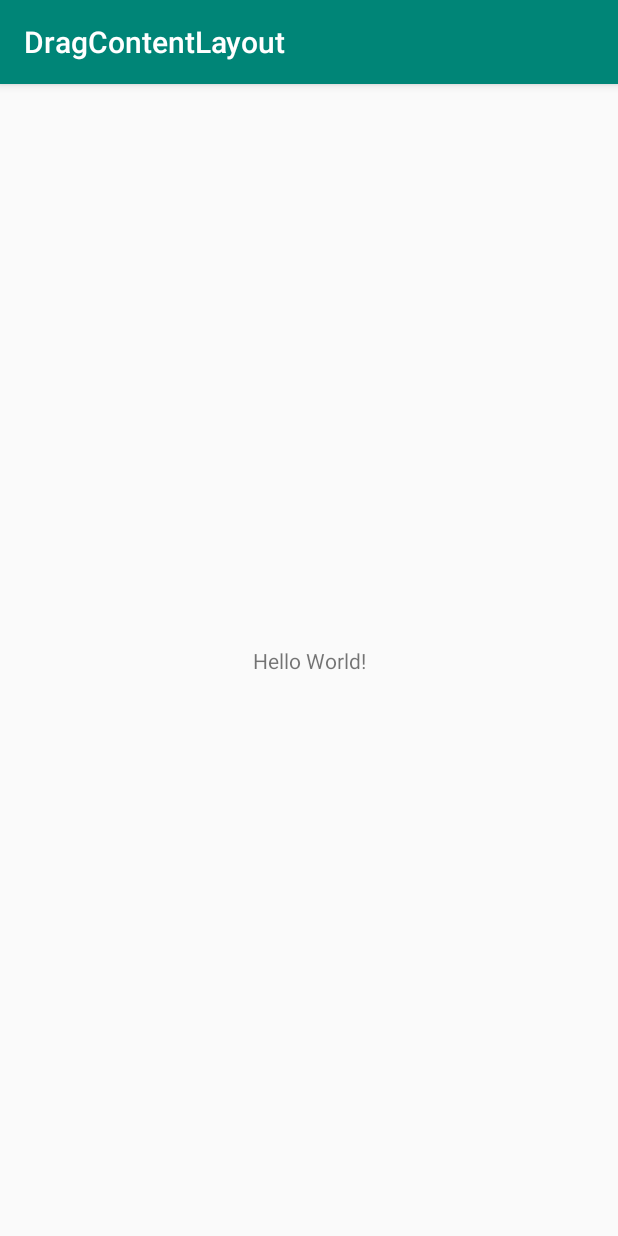
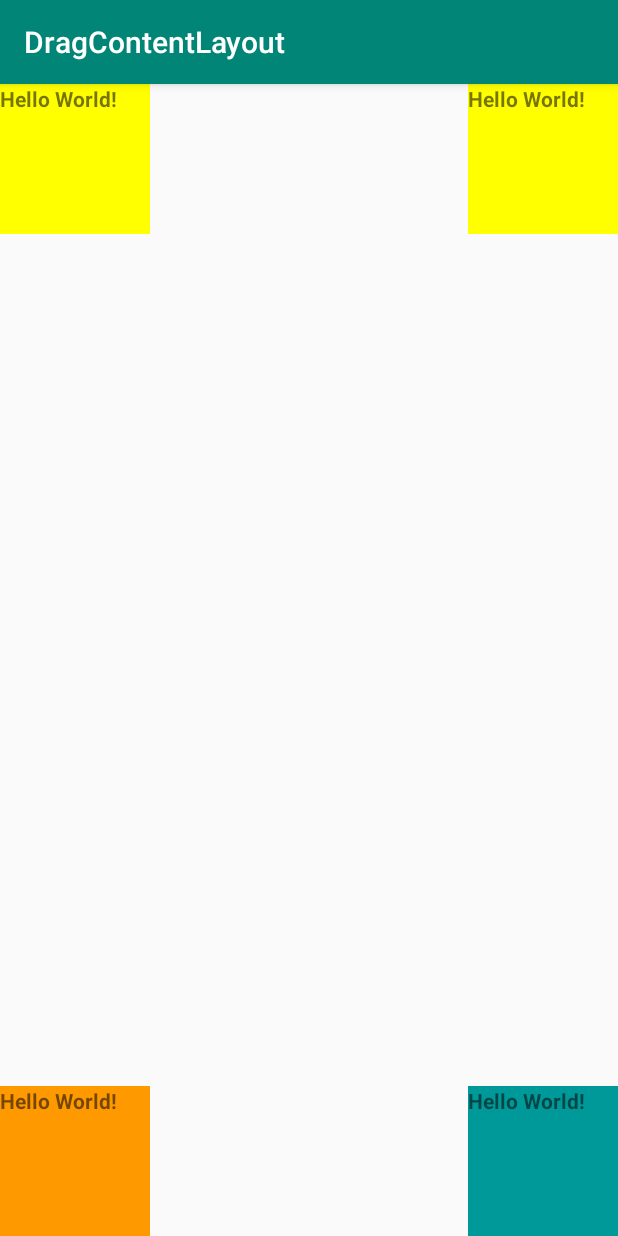
Before and after one commit to zhao2017/DragContentLayout, an Android app: the screen it shows after launch (MainActivity), on a phone screen of 412 x 824 dp. Run offline under Robolectric (Android 15) with nearby library versions, the phone set to English and light mode, and no system bars.

Commit message:
https://github.com/zhao2017/DragContentLayout.git

```diff
--- a/app/src/main/java/test/com/zh/dragcontentlayout/widget/MyViewGroup.java
+++ b/app/src/main/java/test/com/zh/dragcontentlayout/widget/MyViewGroup.java
@@ -27,9 +27,47 @@ public class MyViewGroup extends ViewGroup {
 
     @Override
     protected void onLayout(boolean changed, int l, int t, int r, int b) {
+        int cCount = getChildCount();
+        int cWidth = 0;
+        int cHeight = 0;
+        MarginLayoutParams cParams = null;
+        /**
+         * 遍历所有childView根据其宽和高，以及margin进行布局
+         */
+        for (int i = 0; i < cCount; i++) {
+            View childView = getChildAt(i);
+            cWidth = childView.getMeasuredWidth();
+            cHeight = childView.getMeasuredHeight();
+            cParams = (MarginLayoutParams) childView.getLayoutParams();
+            int cl = 0, ct = 0, cr = 0, cb = 0;
+            switch (i) {
+                case 0:
+                    cl = cParams.leftMargin;
+                    ct = cParams.topMargin;
+                    break;
+                case 1:
+                    cl = getWidth() - cWidth - cParams.leftMargin
+                            - cParams.rightMargin;
+                    ct = cParams.topMargin;
 
+                    break;
+                case 2:
+                    cl = cParams.leftMargin;
+                    ct = getHeight() - cHeight - cParams.bottomMargin;
+                    break;
+                case 3:
+                    cl = getWidth() - cWidth - cParams.leftMargin
+                            - cParams.rightMargin;
+                    ct = getHeight() - cHeight - cParams.bottomMargin;
+                    break;
+
+            }
+            cr = cl + cWidth;
+            cb = cHeight + ct;
+            childView.layout(cl, ct, cr, cb);
+
+        }
     }
-
     /**
      *  计算所有的childView的宽度和高度，然后根据childView的计算结果设置自己的宽高。
      *
@@ -51,6 +89,12 @@ public class MyViewGroup extends ViewGroup {
 
         // 计算所有childView的宽和高
         measureChildren(widthMeasureSpec,heightMeasureSpec);
+
+         /*
+        记录如果是wrap_content是设置的宽和高
+                */
+        int width = 0;
+        int height = 0;
         int cCount = getChildCount();
         int cWidth = 0;
         int cHeight = 0;
@@ -70,16 +114,35 @@ public class MyViewGroup extends ViewGroup {
          */
         for (int i = 0; i <cCount ; i++) {
             View childView = getChildAt(i);
-
             cWidth = childView.getMeasuredWidth();
             cHeight = childView.getMeasuredHeight();
+            cParams = (MarginLayoutParams) childView.getLayoutParams();
+            if(i==0||i==1){
+                tWidth+=cWidth+cParams.leftMargin+cParams.rightMargin;
+            }
+
+            if(i==2||i==3){
+                bWidth += cWidth + cParams.leftMargin + cParams.rightMargin;
+            }
+            if (i == 0 || i == 2)
+            {
+                lHeight += cHeight + cParams.topMargin + cParams.bottomMargin;
+            }
+
+            if (i == 1 || i == 3)
+            {
+                rHeight += cHeight + cParams.topMargin + cParams.bottomMargin;
+            }
+
+        }
+        width = Math.max(tWidth, bWidth);
+        height = Math.max(lHeight, rHeight);
+        setMeasuredDimension((withMode==MeasureSpec.EXACTLY?sizeWith:width),(heightMode==MeasureSpec.EXACTLY?sizeHeight:height));
+    }
 
 
 
 
-        }
-
-    }
 
     /**
      * 重写父类的该方法，返回MarginLayoutParams的实例，这样就为我们的ViewGroup指定了其LayoutParams为MarginLayoutParams。
--- a/app/src/main/res/layout/activity_main.xml
+++ b/app/src/main/res/layout/activity_main.xml
@@ -1,18 +1,43 @@
 <?xml version="1.0" encoding="utf-8"?>
-<android.support.constraint.ConstraintLayout xmlns:android="http://schemas.android.com/apk/res/android"
-    xmlns:app="http://schemas.android.com/apk/res-auto"
+<RelativeLayout xmlns:android="http://schemas.android.com/apk/res/android"
     xmlns:tools="http://schemas.android.com/tools"
     android:layout_width="match_parent"
     android:layout_height="match_parent"
-    tools:context=".MainActivity">
+    >
 
-    <TextView
-        android:layout_width="wrap_content"
-        android:layout_height="wrap_content"
-        android:text="Hello World!"
-        app:layout_constraintBottom_toBottomOf="parent"
-        app:layout_constraintLeft_toLeftOf="parent"
-        app:layout_constraintRight_toRightOf="parent"
-        app:layout_constraintTop_toTopOf="parent" />
+    <test.com.zh.dragcontentlayout.widget.MyViewGroup
+        android:layout_width="match_parent"
+        android:layout_height="match_parent">
 
-</android.support.constraint.ConstraintLayout>
+        <TextView
+            android:background="#ff0"
+            android:textStyle="bold"
+            android:layout_width="100dp"
+            android:layout_height="100dp"
+            android:text="Hello World!"
+           />
+        <TextView
+            android:background="#ff0"
+            android:textStyle="bold"
+            android:layout_width="100dp"
+            android:layout_height="100dp"
+            android:text="Hello World!"
+           />
+        <TextView
+            android:background="#f90"
+            android:textStyle="bold"
+            android:layout_width="100dp"
+            android:layout_height="100dp"
+            android:text="Hello World!"
+           />
+        <TextView
+            android:background="#099"
+            android:textStyle="bold"
+            android:layout_width="100dp"
+            android:layout_height="100dp"
+            android:text="Hello World!"
+           />
+    </test.com.zh.dragcontentlayout.widget.MyViewGroup>
+
+
+</RelativeLayout>
```
